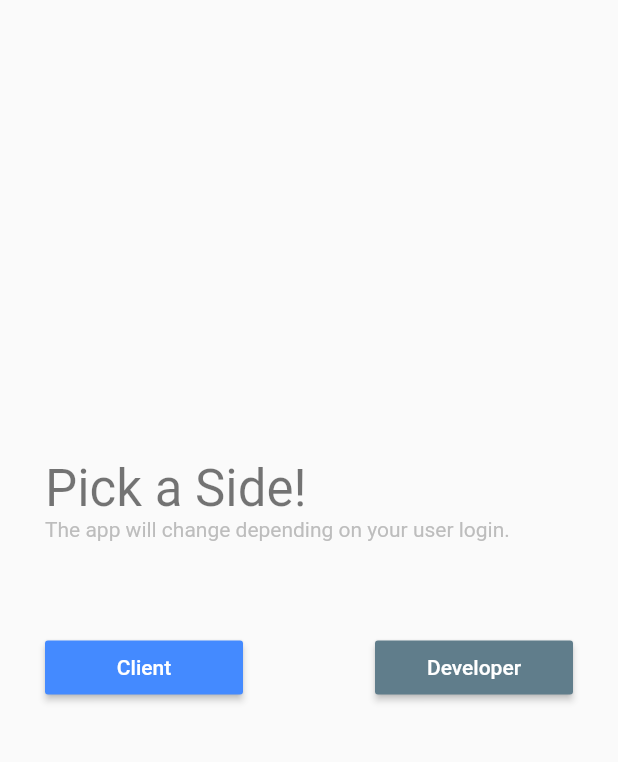
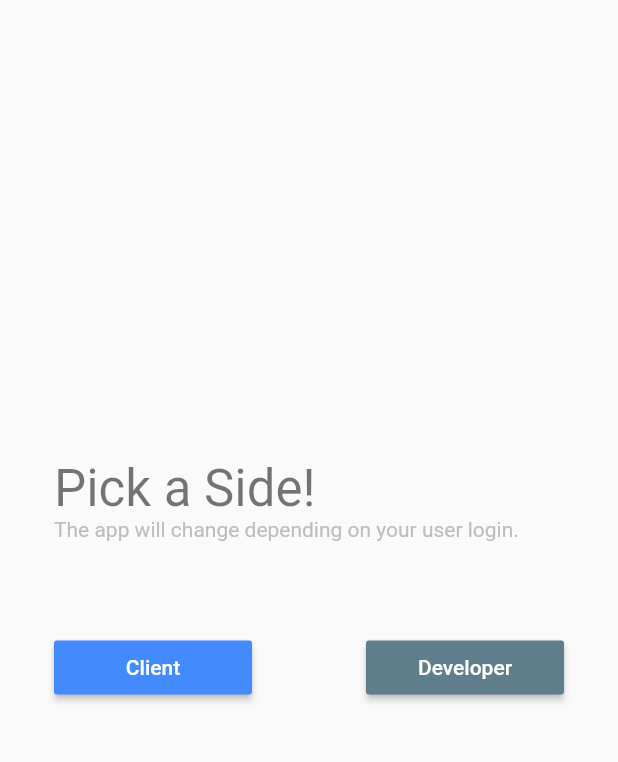
Before and after one commit to rodydavis/flutter_devs, a Flutter app: the screen it shows after launch, on a phone screen of 412 x 824 dp, the part 90-852 px from its top. Run offline on Flutter 3.47's test engine with Material 2 defaults, Android fonts, the phone set to English and light mode, and no system bars; our stand-ins replace localstorage, timeago; missing offline and left inert: dart_firebase; accounts and stored records are empty; generated files the repository leaves out were written again.

Commit message:
Update screen.dart

```diff
--- a/lib/ui/home/screen.dart
+++ b/lib/ui/home/screen.dart
@@ -66,6 +66,8 @@ class LoginScreen extends StatelessWidget {
             ),
             Expanded(
               child: Center(
+                child: SizedBox(
+                  width: 400,
                   child: Column(
                     mainAxisSize: MainAxisSize.min,
                     mainAxisAlignment: MainAxisAlignment.start,
@@ -97,7 +99,8 @@ class LoginScreen extends StatelessWidget {
                         child: Consumer<AuthState>(
                           builder: (context, model, child) => Flex(
                                 direction: Axis.horizontal,
-                              mainAxisAlignment: MainAxisAlignment.spaceBetween,
+                                mainAxisAlignment:
+                                    MainAxisAlignment.spaceBetween,
                                 children: <Widget>[
                                   Flexible(
                                     flex: 1,
@@ -140,6 +143,7 @@ class LoginScreen extends StatelessWidget {
                     ],
                   ),
                 ),
+              ),
             )
           ],
         ),
```
Lines whose indentation alone changed are shown as unchanged.
